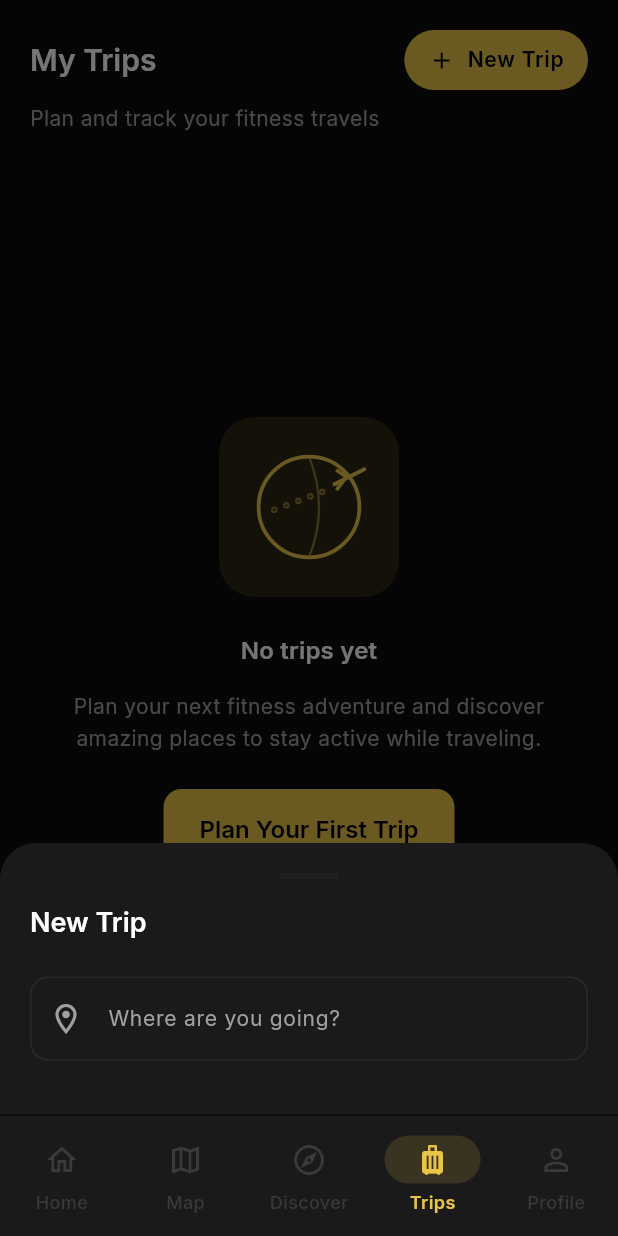
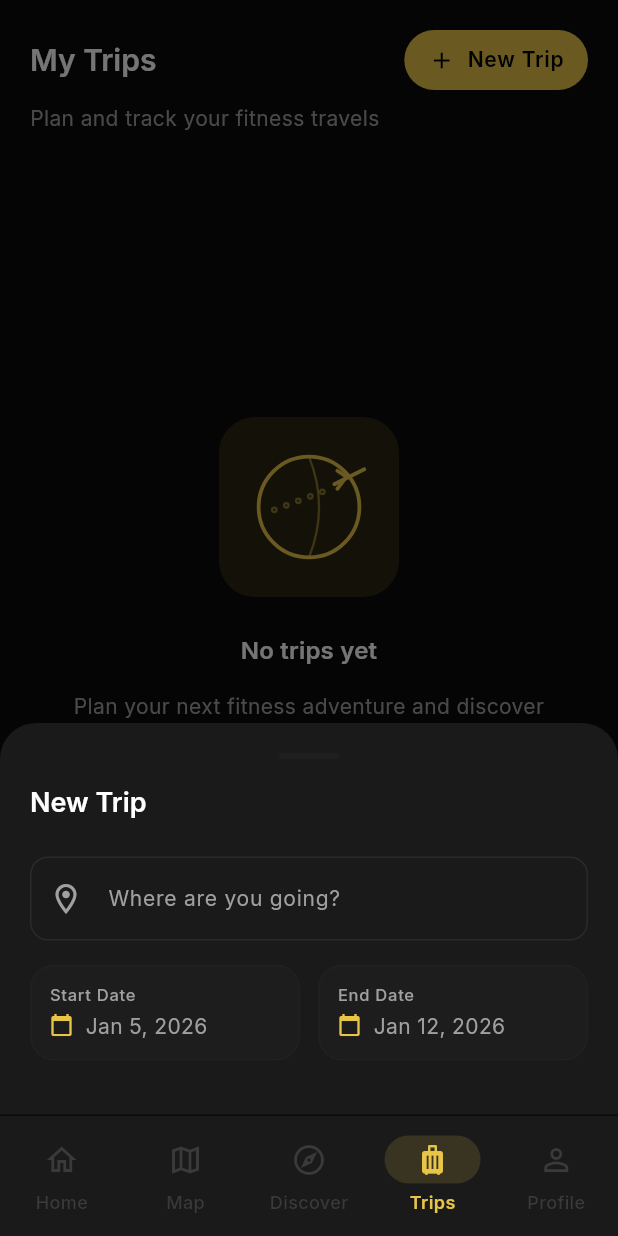
Before and after one commit to TheSimpleApp/LumoFit, a Flutter app: the TripsScreen screen opened by its route, after a tap on "New Trip", on a phone screen of 412 x 824 dp. Run offline on Flutter 3.47's test engine with Material 3 defaults, Android fonts, the phone set to English and light mode, and no system bars; drawn by our look-alikes of flutter_animate; our stand-ins replace flutter_markdown, flutter_secure_storage, geolocator, go_router, google_fonts, google_maps_flutter and 4 more; accounts and stored records are empty; network calls fail.

Commit message:
auto-claude: 2.3 - Add start and end date selectors
- Added _pickDate method with haptic feedback and date picker dialog
- Added Row with two Expanded _DateSelector widgets for start/end dates
- Created _DateSelector widget matching pattern from trip_detail_screen.dart
- End date automatically adjusts if before start date
- Uses DateFormat('MMM d, yyyy') for display
- Calendar icon and proper Material styling with InkWell

🤖 Generated with [Claude Code](https://claude.com/claude-code)

Co-Authored-By: Claude Opus 4.5 <noreply@anthropic.com>

```diff
--- a/lib/screens/trips/trips_screen.dart
+++ b/lib/screens/trips/trips_screen.dart
@@ -465,6 +465,29 @@ class _CreateTripSheetState extends State<_CreateTripSheet> {
     _cityFocusNode.unfocus();
   }
 
+  Future<void> _pickDate(bool isStart) async {
+    HapticUtils.light();
+    final picked = await showDatePicker(
+      context: context,
+      initialDate: isStart ? _startDate : _endDate,
+      firstDate: DateTime.now(),
+      lastDate: DateTime.now().add(const Duration(days: 365 * 5)),
+    );
+    if (picked != null) {
+      setState(() {
+        if (isStart) {
+          _startDate = picked;
+          // Adjust end date if it's before start date
+          if (_endDate.isBefore(_startDate)) {
+            _endDate = _startDate.add(const Duration(days: 7));
+          }
+        } else {
+          _endDate = picked;
+        }
+      });
+    }
+  }
+
   @override
   Widget build(BuildContext context) {
     final colors = Theme.of(context).colorScheme;
@@ -602,7 +625,28 @@ class _CreateTripSheetState extends State<_CreateTripSheet> {
                   ),
                 ),
               const SizedBox(height: 16),
-              // Date pickers and notes will be added in subtask 2.3 and 2.4
+              // Date pickers
+              Row(
+                children: [
+                  Expanded(
+                    child: _DateSelector(
+                      label: 'Start Date',
+                      date: _startDate,
+                      onTap: () => _pickDate(true),
+                    ),
+                  ),
+                  const SizedBox(width: 12),
+                  Expanded(
+                    child: _DateSelector(
+                      label: 'End Date',
+                      date: _endDate,
+                      onTap: () => _pickDate(false),
+                    ),
+                  ),
+                ],
+              ),
+              const SizedBox(height: 16),
+              // Notes will be added in subtask 2.4
             ],
           ),
         ),
@@ -610,3 +654,63 @@ class _CreateTripSheetState extends State<_CreateTripSheet> {
     );
   }
 }
+
+class _DateSelector extends StatelessWidget {
+  final String label;
+  final DateTime date;
+  final VoidCallback onTap;
+
+  const _DateSelector({
+    required this.label,
+    required this.date,
+    required this.onTap,
+  });
+
+  @override
+  Widget build(BuildContext context) {
+    final colors = Theme.of(context).colorScheme;
+    final textStyles = Theme.of(context).textTheme;
+
+    return Material(
+      color: Colors.transparent,
+      clipBehavior: Clip.antiAlias,
+      borderRadius: BorderRadius.circular(AppRadius.md),
+      child: InkWell(
+        onTap: onTap,
+        borderRadius: BorderRadius.circular(AppRadius.md),
+        child: Container(
+          padding: const EdgeInsets.all(12),
+          decoration: BoxDecoration(
+            color: colors.surfaceContainerHighest.withValues(alpha: 0.3),
+            borderRadius: BorderRadius.circular(AppRadius.md),
+            border: Border.all(
+              color: colors.outline.withValues(alpha: 0.3),
+            ),
+          ),
+          child: Column(
+            crossAxisAlignment: CrossAxisAlignment.start,
+            children: [
+              Text(
+                label,
+                style: textStyles.labelSmall?.copyWith(
+                  color: colors.onSurfaceVariant,
+                ),
+              ),
+              const SizedBox(height: 4),
+              Row(
+                children: [
+                  Icon(Icons.calendar_today, size: 16, color: colors.primary),
+                  const SizedBox(width: 8),
+                  Text(
+                    DateFormat('MMM d, yyyy').format(date),
+                    style: textStyles.bodyMedium,
+                  ),
+                ],
+              ),
+            ],
+          ),
+        ),
+      ),
+    );
+  }
+}
```
